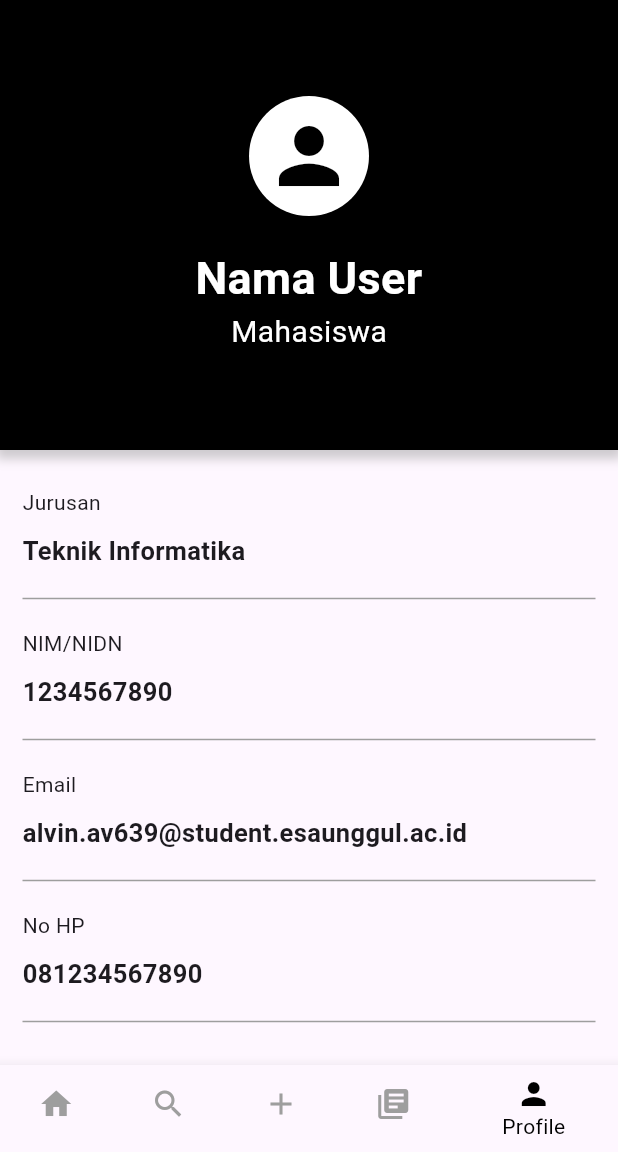
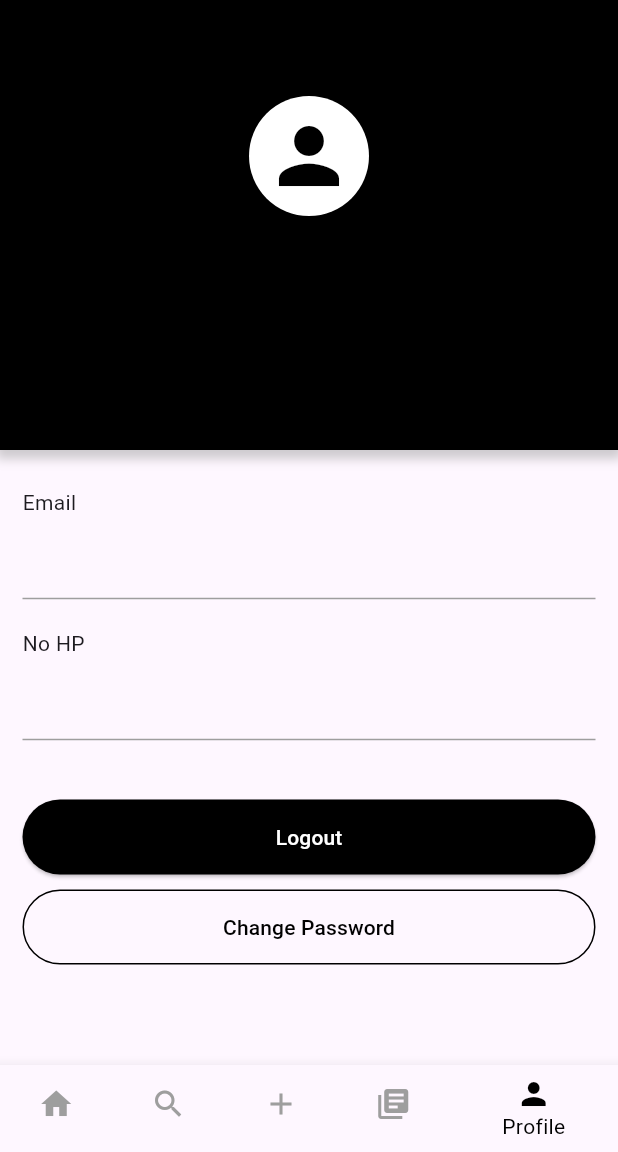
Before and after one commit to AlvinIndrawan/my_kms_repo, a Flutter app: the Homepage screen opened directly, item 5 of the bottom bar chosen, on a phone screen of 412 x 824 dp, the part 84-1236 px from its top. Run offline on Flutter 3.47's test engine with Material 3 defaults, Android fonts, the phone set to English and light mode, and no system bars; our stand-ins replace cloud_firestore, file_picker, firebase_auth, firebase_core, firebase_storage, image_picker and 1 more; missing offline and left inert: flutter_downloader; accounts and stored records are empty.

Commit message:
Integrasi API Profile

```diff
--- a/lib/pages/home/home.dart
+++ b/lib/pages/home/home.dart
@@ -13,7 +13,6 @@ class _HomeState extends State<Home> {
   @override
   void initState() {
     super.initState();
-    // _initializeData();
     Future<String> user_email = getEmailUser();
     user_email.then((value) async {
       var data_user = getDataUserByEmail(value);
--- a/lib/pages/home/profile.dart
+++ b/lib/pages/home/profile.dart
@@ -1,9 +1,33 @@
 import 'package:flutter/material.dart';
 import '../../services/logout-service.dart';
 import '../login.dart';
+import 'package:kms_esaunggul/services/get-user-service.dart';
 
-class Profile extends StatelessWidget {
-  String statusUser = 'Mahasiswa';
+class Profile extends StatefulWidget {
+  @override
+  _ProfileState createState() => _ProfileState();
+}
+
+class _ProfileState extends State<Profile> {
+  // Declare your state variables here
+
+  var user;
+
+  @override
+  void initState() {
+    super.initState();
+    Future<String> user_email = getEmailUser();
+    user_email.then((value) async {
+      var data_user = getDataUserByEmail(value);
+      data_user.then((value) {
+        setState(() {
+          user = value;
+        });
+        print('cek data : $value');
+        print(value?['jurusan']);
+      });
+    });
+  }
 
   @override
   Widget build(BuildContext context) {
@@ -38,7 +62,7 @@ class Profile extends StatelessWidget {
                 ),
                 SizedBox(height: 20),
                 Text(
-                  'Nama User',
+                  (user != null) ? user['nama'] : '',
                   textAlign: TextAlign.center,
                   style: TextStyle(
                     fontSize: 30,
@@ -47,7 +71,7 @@ class Profile extends StatelessWidget {
                   ),
                 ),
                 Text(
-                  statusUser,
+                  (user != null) ? user['status'] : '',
                   style: TextStyle(
                     fontSize: 20,
                     color: Colors.white,
@@ -63,7 +87,8 @@ class Profile extends StatelessWidget {
           child: Column(
             crossAxisAlignment: CrossAxisAlignment.start,
             children: [
-              (statusUser == 'Mahasiswa' || statusUser == 'Dosen')
+              (user != null)
+                  ? (user['status'] == 'Mahasiswa' || user['status'] == 'Dosen')
                       ? Column(
                           crossAxisAlignment: CrossAxisAlignment.start,
                           children: [
@@ -71,7 +96,7 @@ class Profile extends StatelessWidget {
                             Text('Jurusan'),
                             SizedBox(height: 10),
                             Text(
-                          'Teknik Informatika',
+                              (user != null) ? user['jurusan'] : '',
                               style: TextStyle(
                                 fontSize: 17,
                                 fontWeight: FontWeight.bold,
@@ -80,13 +105,14 @@ class Profile extends StatelessWidget {
                             SizedBox(height: 10),
                             Divider(
                               height: 20, // Adjust the height of the divider
-                          color: Colors.grey, // Change the color of the divider
+                              color: Colors
+                                  .grey, // Change the color of the divider
                             ),
                             SizedBox(height: 10),
                             Text('NIM/NIDN'),
                             SizedBox(height: 10),
                             Text(
-                          '1234567890',
+                              (user != null) ? user['nim'] : '',
                               style: TextStyle(
                                 fontSize: 17,
                                 fontWeight: FontWeight.bold,
@@ -95,16 +121,18 @@ class Profile extends StatelessWidget {
                             SizedBox(height: 10),
                             Divider(
                               height: 20, // Adjust the height of the divider
-                          color: Colors.grey, // Change the color of the divider
+                              color: Colors
+                                  .grey, // Change the color of the divider
                             ),
                           ],
                         )
+                      : SizedBox()
                   : SizedBox(),
               SizedBox(height: 10),
               Text('Email'),
               SizedBox(height: 10),
               Text(
-                'alvin.av639@student.esaunggul.ac.id',
+                (user != null) ? user['email'] : '',
                 style: TextStyle(
                   fontSize: 17,
                   fontWeight: FontWeight.bold,
@@ -119,7 +147,7 @@ class Profile extends StatelessWidget {
               Text('No HP'),
               SizedBox(height: 10),
               Text(
-                '081234567890',
+                (user != null) ? user['no hp'] : '',
                 style: TextStyle(
                   fontSize: 17,
                   fontWeight: FontWeight.bold,
```
Lines whose indentation alone changed are shown as unchanged.
